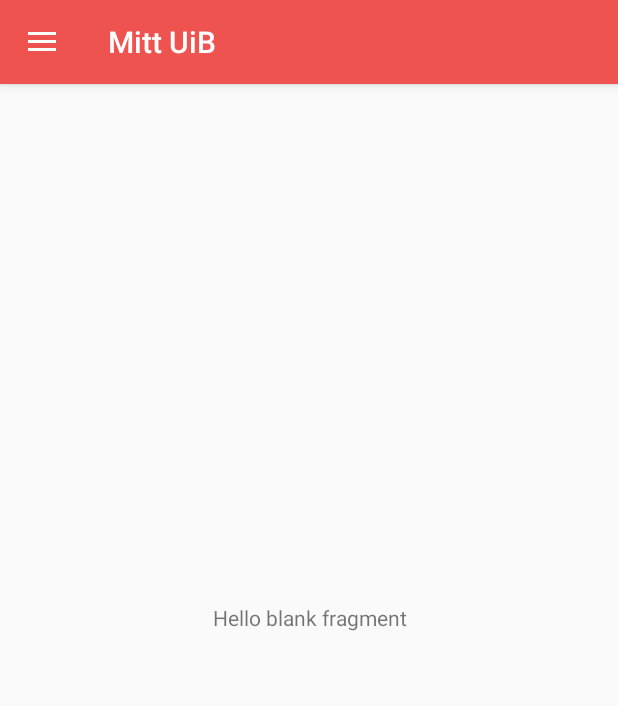
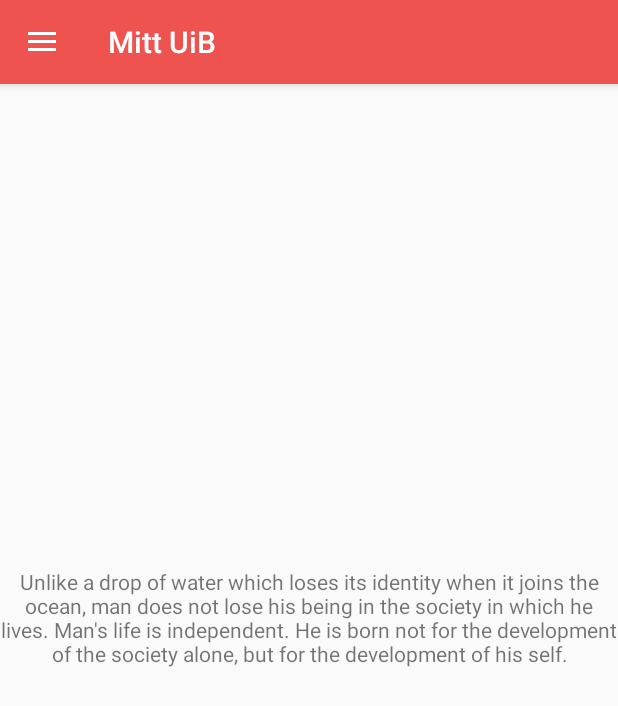
Before and after one commit to andrmos/imber, an Android app: the fragment AboutFragment placed in its activity, on a phone screen of 412 x 824 dp. Shown: the top 706 px of the screen. Run offline under Robolectric (Android 15) with nearby library versions, the phone set to English and light mode, and no system bars.

Commit message:
Changed text in about

```diff
--- a/app/src/main/res/layout/fragment_about.xml
+++ b/app/src/main/res/layout/fragment_about.xml
@@ -8,7 +8,7 @@
     <TextView
         android:layout_width="match_parent"
         android:layout_height="match_parent"
-        android:text="@string/hello_blank_fragment"
+        android:text="@string/quote"
         android:gravity="center"/>
 
     <Button
--- a/app/src/main/res/values/strings.xml
+++ b/app/src/main/res/values/strings.xml
@@ -6,6 +6,7 @@
     <string name="navigation_drawer_close">Close navigation drawer</string>
     <string name="name">Knut Remi Værstingvold</string>
     <string name="mail">aaa002@student.uib.no</string>
+    <string name="quote">Unlike a drop of water which loses its identity when it joins the ocean, man does not lose his being in the society in which he lives. Man\'s life is independent. He is born not for the development of the society alone, but for the development of his self.</string>
 
     <!-- TODO: Remove or change this placeholder text -->
     <string name="hello_blank_fragment">Hello blank fragment</string>
```
